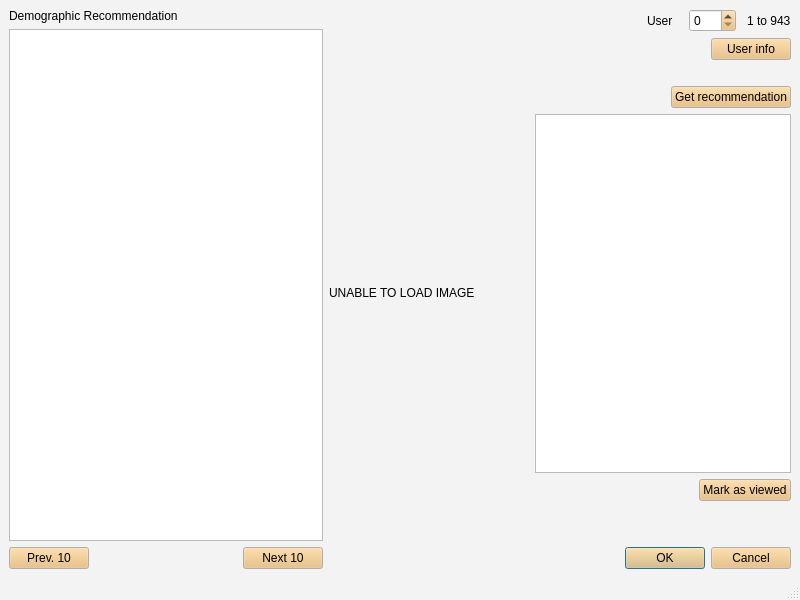
Before: the Qt Designer form views/demographicRecommendationWindow.ui in Pasqmg/Recomendador, drawn with Qt 5.
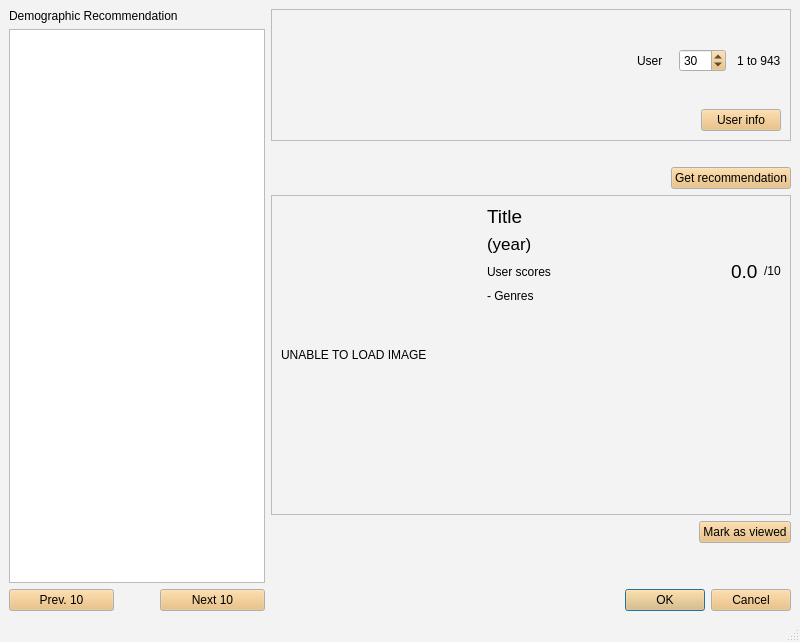
After: the same form once the commit is applied. Icons and pictures are not drawn.

Commit message: Added new views for Demographic and Collaborative recommendations

The edit to the form file:
```diff
--- a/views/demographicRecommendationWindow.ui
+++ b/views/demographicRecommendationWindow.ui
@@ -7,7 +7,7 @@
     <x>0</x>
     <y>0</y>
     <width>800</width>
-    <height>600</height>
+    <height>642</height>
    </rect>
   </property>
   <property name="palette">
@@ -429,20 +429,29 @@
    <string>Demographic Recommendation</string>
   </property>
   <widget class="QWidget" name="centralwidget">
-   <layout class="QHBoxLayout" name="horizontalLayout_7">
+   <layout class="QHBoxLayout" name="horizontalLayout_8">
     <item>
      <layout class="QVBoxLayout" name="verticalLayout_2">
       <item>
        <widget class="QLabel" name="label">
+        <property name="sizePolicy">
+         <sizepolicy hsizetype="Fixed" vsizetype="Preferred">
+          <horstretch>0</horstretch>
+          <verstretch>0</verstretch>
+         </sizepolicy>
+        </property>
         <property name="text">
          <string>Demographic Recommendation</string>
         </property>
        </widget>
       </item>
       <item>
-       <widget class="QListView" name="movieListView">
-        <property name="alternatingRowColors">
-         <bool>true</bool>
+       <widget class="QListWidget" name="movieListView">
+        <property name="sizePolicy">
+         <sizepolicy hsizetype="Fixed" vsizetype="Expanding">
+          <horstretch>0</horstretch>
+          <verstretch>0</verstretch>
+         </sizepolicy>
         </property>
        </widget>
       </item>
@@ -460,6 +469,9 @@
           <property name="orientation">
            <enum>Qt::Horizontal</enum>
           </property>
+          <property name="sizeType">
+           <enum>QSizePolicy::Minimum</enum>
+          </property>
           <property name="sizeHint" stdset="0">
            <size>
             <width>40</width>
@@ -480,7 +492,16 @@
      </layout>
     </item>
     <item>
-     <layout class="QVBoxLayout" name="verticalLayout">
+     <layout class="QVBoxLayout" name="verticalLayout_5">
+      <item>
+       <widget class="QFrame" name="frame_2">
+        <property name="frameShape">
+         <enum>QFrame::StyledPanel</enum>
+        </property>
+        <property name="frameShadow">
+         <enum>QFrame::Raised</enum>
+        </property>
+        <layout class="QVBoxLayout" name="verticalLayout_4">
       <item>
        <layout class="QHBoxLayout" name="horizontalLayout_2">
         <item>
@@ -521,9 +542,15 @@
         </item>
         <item>
          <widget class="QSpinBox" name="user_idSpinBox">
+             <property name="minimum">
+              <number>1</number>
+             </property>
           <property name="maximum">
            <number>999</number>
           </property>
+             <property name="value">
+              <number>30</number>
+             </property>
          </widget>
         </item>
         <item>
@@ -575,6 +602,9 @@
         </item>
        </layout>
       </item>
+        </layout>
+       </widget>
+      </item>
       <item>
        <spacer name="verticalSpacer_2">
         <property name="orientation">
@@ -622,7 +652,16 @@
        </layout>
       </item>
       <item>
-       <layout class="QHBoxLayout" name="horizontalLayout_6">
+       <widget class="QFrame" name="frame">
+        <property name="frameShape">
+         <enum>QFrame::StyledPanel</enum>
+        </property>
+        <property name="frameShadow">
+         <enum>QFrame::Raised</enum>
+        </property>
+        <layout class="QVBoxLayout" name="verticalLayout_3">
+         <item>
+          <layout class="QHBoxLayout" name="horizontalLayout_7">
         <item>
          <widget class="QLabel" name="imageLabel">
           <property name="sizePolicy">
@@ -652,16 +691,188 @@
          </widget>
         </item>
         <item>
-         <widget class="QTableView" name="detailTableView">
+            <layout class="QVBoxLayout" name="verticalLayout">
+             <item>
+              <layout class="QVBoxLayout" name="verticalLayout_6">
+               <item>
+                <layout class="QHBoxLayout" name="horizontalLayout_6">
+                 <item>
+                  <widget class="QLabel" name="titleLabel">
           <property name="sizePolicy">
-           <sizepolicy hsizetype="Fixed" vsizetype="Expanding">
+                    <sizepolicy hsizetype="Preferred" vsizetype="Fixed">
             <horstretch>0</horstretch>
             <verstretch>0</verstretch>
            </sizepolicy>
           </property>
-         </widget>
-        </item>
-       </layout>
+                   <property name="font">
+                    <font>
+                     <pointsize>14</pointsize>
+                    </font>
+                   </property>
+                   <property name="text">
+                    <string>Title</string>
+                   </property>
+                  </widget>
+                 </item>
+                 <item>
+                  <spacer name="horizontalSpacer_8">
+                   <property name="orientation">
+                    <enum>Qt::Horizontal</enum>
+                   </property>
+                   <property name="sizeHint" stdset="0">
+                    <size>
+                     <width>40</width>
+                     <height>20</height>
+                    </size>
+                   </property>
+                  </spacer>
+                 </item>
+                </layout>
+               </item>
+               <item>
+                <layout class="QHBoxLayout" name="horizontalLayout_10">
+                 <item>
+                  <widget class="QLabel" name="yearLabel">
+                   <property name="sizePolicy">
+                    <sizepolicy hsizetype="Preferred" vsizetype="Fixed">
+                     <horstretch>0</horstretch>
+                     <verstretch>0</verstretch>
+                    </sizepolicy>
+                   </property>
+                   <property name="font">
+                    <font>
+                     <pointsize>13</pointsize>
+                    </font>
+                   </property>
+                   <property name="text">
+                    <string>(year)</string>
+                   </property>
+                  </widget>
+                 </item>
+                 <item>
+                  <spacer name="horizontalSpacer_10">
+                   <property name="orientation">
+                    <enum>Qt::Horizontal</enum>
+                   </property>
+                   <property name="sizeHint" stdset="0">
+                    <size>
+                     <width>40</width>
+                     <height>20</height>
+                    </size>
+                   </property>
+                  </spacer>
+                 </item>
+                </layout>
+               </item>
+               <item>
+                <layout class="QHBoxLayout" name="horizontalLayout_9">
+                 <item>
+                  <widget class="QLabel" name="label_3">
+                   <property name="text">
+                    <string>User scores</string>
+                   </property>
+                  </widget>
+                 </item>
+                 <item>
+                  <spacer name="horizontalSpacer_9">
+                   <property name="orientation">
+                    <enum>Qt::Horizontal</enum>
+                   </property>
+                   <property name="sizeHint" stdset="0">
+                    <size>
+                     <width>40</width>
+                     <height>20</height>
+                    </size>
+                   </property>
+                  </spacer>
+                 </item>
+                 <item>
+                  <widget class="QLabel" name="stariconLabel">
+                   <property name="sizePolicy">
+                    <sizepolicy hsizetype="Fixed" vsizetype="Fixed">
+                     <horstretch>24</horstretch>
+                     <verstretch>24</verstretch>
+                    </sizepolicy>
+                   </property>
+                   <property name="maximumSize">
+                    <size>
+                     <width>30</width>
+                     <height>30</height>
+                    </size>
+                   </property>
+                   <property name="text">
+                    <string/>
+                   </property>
+                   <property name="pixmap">
+                    <pixmap>../images/star.png</pixmap>
+                   </property>
+                   <property name="scaledContents">
+                    <bool>true</bool>
+                   </property>
+                  </widget>
+                 </item>
+                 <item>
+                  <widget class="QLabel" name="scoreLabel">
+                   <property name="sizePolicy">
+                    <sizepolicy hsizetype="Preferred" vsizetype="Fixed">
+                     <horstretch>0</horstretch>
+                     <verstretch>0</verstretch>
+                    </sizepolicy>
+                   </property>
+                   <property name="font">
+                    <font>
+                     <pointsize>14</pointsize>
+                    </font>
+                   </property>
+                   <property name="text">
+                    <string>0.0</string>
+                   </property>
+                  </widget>
+                 </item>
+                 <item>
+                  <widget class="QLabel" name="label_6">
+                   <property name="sizePolicy">
+                    <sizepolicy hsizetype="Preferred" vsizetype="Fixed">
+                     <horstretch>0</horstretch>
+                     <verstretch>0</verstretch>
+                    </sizepolicy>
+                   </property>
+                   <property name="font">
+                    <font>
+                     <pointsize>9</pointsize>
+                    </font>
+                   </property>
+                   <property name="text">
+                    <string>/10</string>
+                   </property>
+                  </widget>
+                 </item>
+                </layout>
+               </item>
+              </layout>
+             </item>
+             <item>
+              <widget class="QLabel" name="genresLabel">
+               <property name="sizePolicy">
+                <sizepolicy hsizetype="Preferred" vsizetype="Minimum">
+                 <horstretch>0</horstretch>
+                 <verstretch>0</verstretch>
+                </sizepolicy>
+               </property>
+               <property name="text">
+                <string>- Genres</string>
+               </property>
+               <property name="alignment">
+                <set>Qt::AlignLeading|Qt::AlignLeft|Qt::AlignTop</set>
+               </property>
+              </widget>
+             </item>
+            </layout>
+           </item>
+          </layout>
+         </item>
+        </layout>
+       </widget>
       </item>
       <item>
        <layout class="QHBoxLayout" name="horizontalLayout_5">
```
Lines whose indentation alone changed are shown as unchanged. The commit also changes 9 other files.
